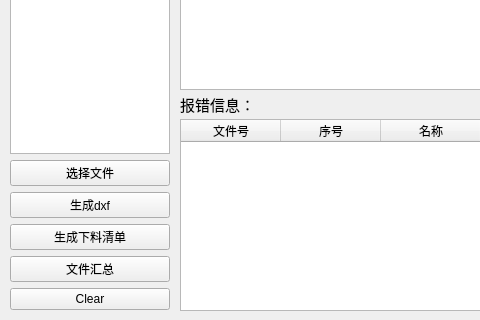
This is NestUI.ui in yiwuanyuan/CAD_Creater as Qt 5 draws it before an edit; both pictures show x 0 to 480 and y 441 to 761 of the 1038 by 761 pixel window. The edited form follows.
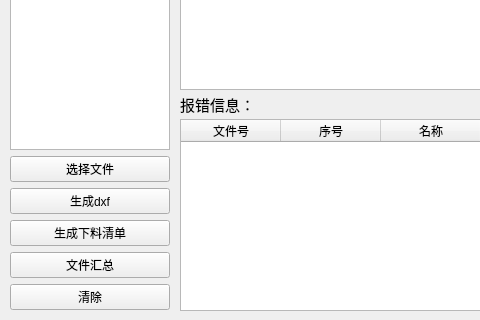
This is the edited form.

Commit message: 3.15第一次提交：可执行

What changed in the file:
```diff
--- a/NestUI.ui
+++ b/NestUI.ui
@@ -89,7 +89,7 @@
     <item>
      <widget class="QPushButton" name="pushButton_clear">
       <property name="text">
-       <string>Clear</string>
+       <string>清除</string>
       </property>
      </widget>
     </item>
```
Left out of the diff: 15 changed lines with no effect on the pictures. The commit also changes 1 other file.
